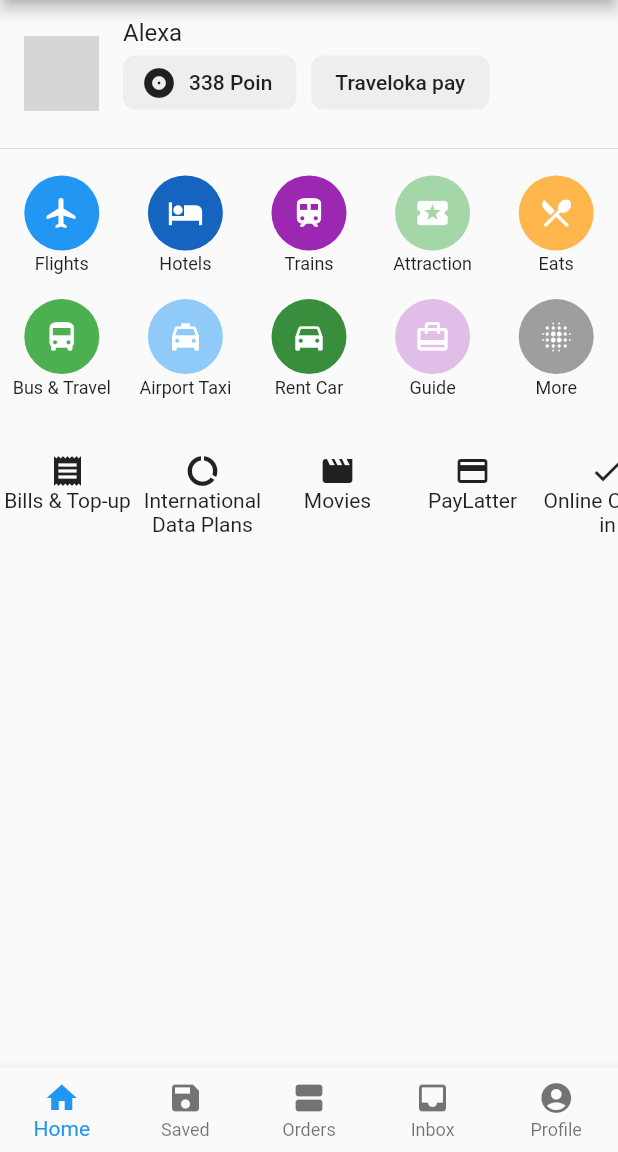
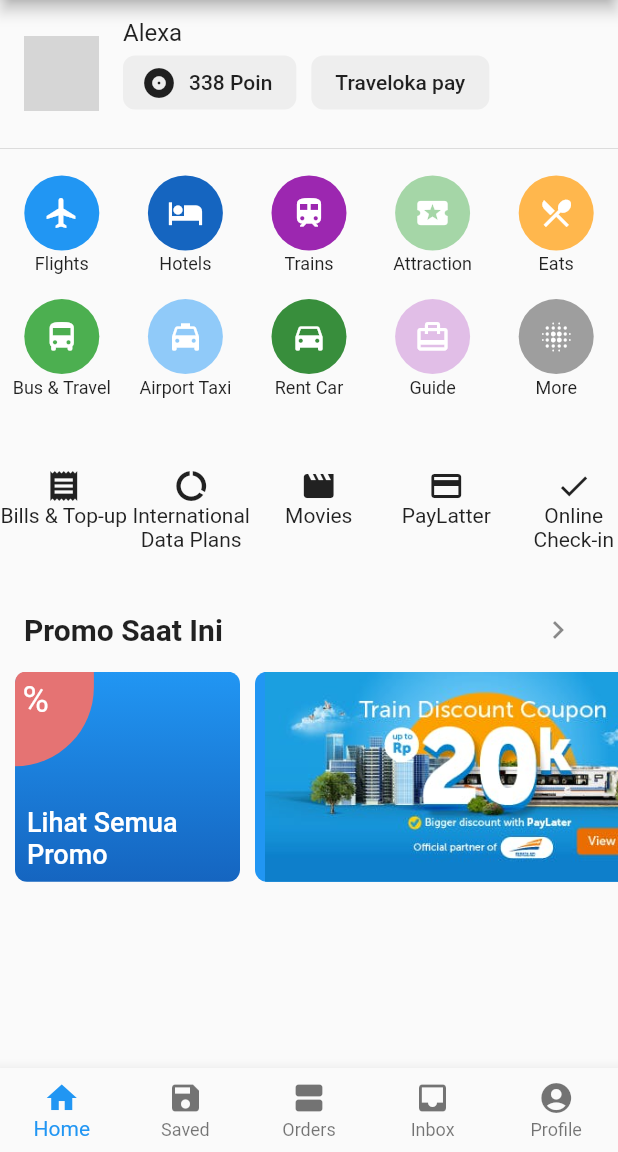
Before and after one commit to byansanur/flutter-traveloka-ui, a Flutter app: the screen it shows after launch, on a phone screen of 412 x 824 dp, the part 84-1236 px from its top. Run offline on Flutter 3.47's test engine with Material 2 defaults, Android fonts, the phone set to English and light mode, and no system bars; network calls fail; grey boxes are pictures that could not be loaded.

Commit message:
full home

```diff
--- a/lib/pages/awal.dart
+++ b/lib/pages/awal.dart
@@ -10,7 +10,7 @@ class _AwalState extends State<Awal> {
   Widget build(BuildContext context) {
     return Scaffold(
       appBar: AppBar(
-        title: Text('Traveloka'),
+        title: Text('Traveloka', textAlign: TextAlign.center,),
         actions: <Widget>[
           IconButton(
             icon: Icon(
@@ -26,6 +26,7 @@ class _AwalState extends State<Awal> {
           Divider(), // for view like android xml
           MenuUtama(), // stateles widget menu utama
           MenuTambahan(), // stateles
+          MenuPromo(), // stateles
         ]
       ),
     );
@@ -188,7 +189,7 @@ class MenuTambahan extends StatelessWidget {
   Widget build(BuildContext context) {
     return Container(
       height: 100.0, // tentukan tingginya layout
-      padding: EdgeInsets.symmetric(vertical: 10.0), // kasih padding
+      padding: EdgeInsets.symmetric(vertical: 20.0), // kasih padding
       child: ListView(
         scrollDirection: Axis.horizontal, // scrollHorizontal in child
         children: menuTambahan, // buat list for item in children
@@ -214,7 +215,7 @@ class MenuTambahanItem extends StatelessWidget {
   @override
   Widget build(BuildContext context) {
     return Container(
-      width: 90.0,
+      width: 85.0,
       child: Column(
         children: <Widget>[
           Icon(icon),
@@ -227,3 +228,108 @@ class MenuTambahanItem extends StatelessWidget {
     );
   }
 }
+
+class MenuPromo extends StatelessWidget {
+  @override
+  Widget build(BuildContext context) {
+    return Column(
+      children: <Widget>[
+        ListTile(
+          title: Text(
+            'Promo Saat Ini', style: TextStyle(fontWeight: FontWeight.w600, fontSize: 20.0),
+          ),
+          trailing: IconButton(
+            icon: Icon(
+              Icons.keyboard_arrow_right),
+              onPressed: (){},
+          ),
+        ),
+        Container(
+          width: double.infinity,
+          height: 150.0,
+          padding: EdgeInsets.only(left: 10.0, bottom: 10.0),
+          child: ListView(
+            scrollDirection: Axis.horizontal,
+            children: <Widget>[
+              Container(
+                decoration: BoxDecoration(
+                  gradient: LinearGradient(
+                    begin: Alignment.topCenter,
+                    end: Alignment.bottomCenter,
+                    colors: [
+                      Colors.blue,
+                      Colors.blue[800],
+                    ]
+                  ),
+                  borderRadius: BorderRadius.circular(8.0)
+                ),
+                height: 150.0,
+                width: 150.0,
+                child: Column(
+                  crossAxisAlignment: CrossAxisAlignment.start,
+                  children: <Widget>[
+                    Container(
+                      decoration: BoxDecoration(
+                        color: Colors.red[300],
+                        borderRadius: BorderRadius.only(
+                          topLeft: Radius.elliptical(20.0, 20.0),
+                          bottomRight: Radius.elliptical(150, 150)
+                        )
+                      ),
+                      child: Padding(
+                        padding: const EdgeInsets.only(
+                          top: 5.0,
+                          left: 5.0,
+                          right: 30.0,
+                          bottom: 30.0
+                        ),
+                        child: Text(
+                          '%',
+                          style: TextStyle(fontSize: 24.0, color: Colors.white)
+                        ),
+                      ),
+                    ),
+                    Expanded(
+                      child: Container()
+                    ),
+                    Padding(
+                      padding: const EdgeInsets.all(8.0),
+                      child: Text(
+                        'Lihat Semua \nPromo',
+                        style: TextStyle(
+                          fontWeight: FontWeight.w500,
+                          fontSize: 18.0,
+                          color: Colors.white
+                        )
+                      ),
+                    ),
+                  ]
+                )
+              ),
+              Container(
+                decoration: BoxDecoration(
+                  gradient: LinearGradient(
+                    begin: Alignment.topCenter,
+                    end: Alignment.bottomCenter,
+                    colors: [
+                      Colors.blue,
+                      Colors.blue,
+                    ]
+                  ),
+                  borderRadius: BorderRadius.circular(8.0),
+                  image: DecorationImage(
+                    image: AssetImage('images/promo.jpeg')
+                  ),
+                ),
+                margin: EdgeInsets.only(left: 10.0, right: 10.0),
+                height: 150.0,
+                width: 300.0,
+                child: null,
+              ),
+            ],
+          ),
+        )
+      ],
+    );
+  }
+}
--- a/pubspec.yaml
+++ b/pubspec.yaml
@@ -41,8 +41,8 @@ flutter:
   uses-material-design: true
 
   # To add assets to your application, add an assets section, like this:
-  # assets:
-  #  - images/a_dot_burr.jpeg
+  assets:
+   - images/
   #  - images/a_dot_ham.jpeg
 
   # An image asset can refer to one or more resolution-specific "variants", see
```
Also changed, not shown: images/promo.jpeg (added).
